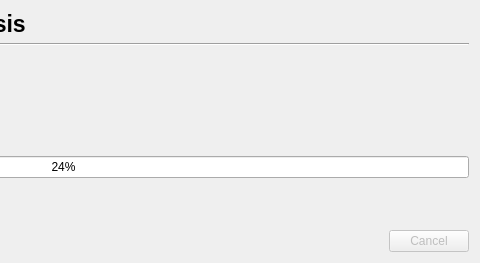
The window that PhzQtUI/auxdir/PhzQtUI/DialogRunAnalysis.ui (astrorama/Phosphoros) describes before a commit, drawn with Qt 5; both pictures show x 353 to 833 and y 0 to 263 of the 833 by 263 pixel window.
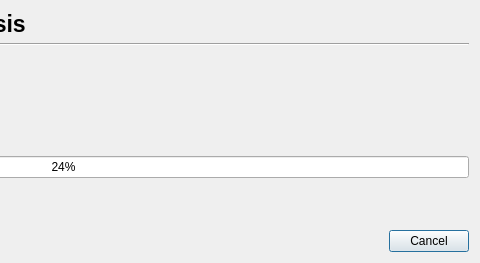
The same window after the commit.

Commit message: Enabled the Cancel button of the ComputeRedshifts

What changed in the file:
```diff
--- a/PhzQtUI/auxdir/PhzQtUI/DialogRunAnalysis.ui
+++ b/PhzQtUI/auxdir/PhzQtUI/DialogRunAnalysis.ui
@@ -234,7 +234,7 @@
      <item>
       <widget class="QPushButton" name="btn_cancel">
        <property name="enabled">
-        <bool>false</bool>
+        <bool>true</bool>
        </property>
        <property name="text">
         <string>Cancel</string>
```
Left out of the diff: 19 changed lines with no effect on the pictures. The commit also changes 3 other files.
